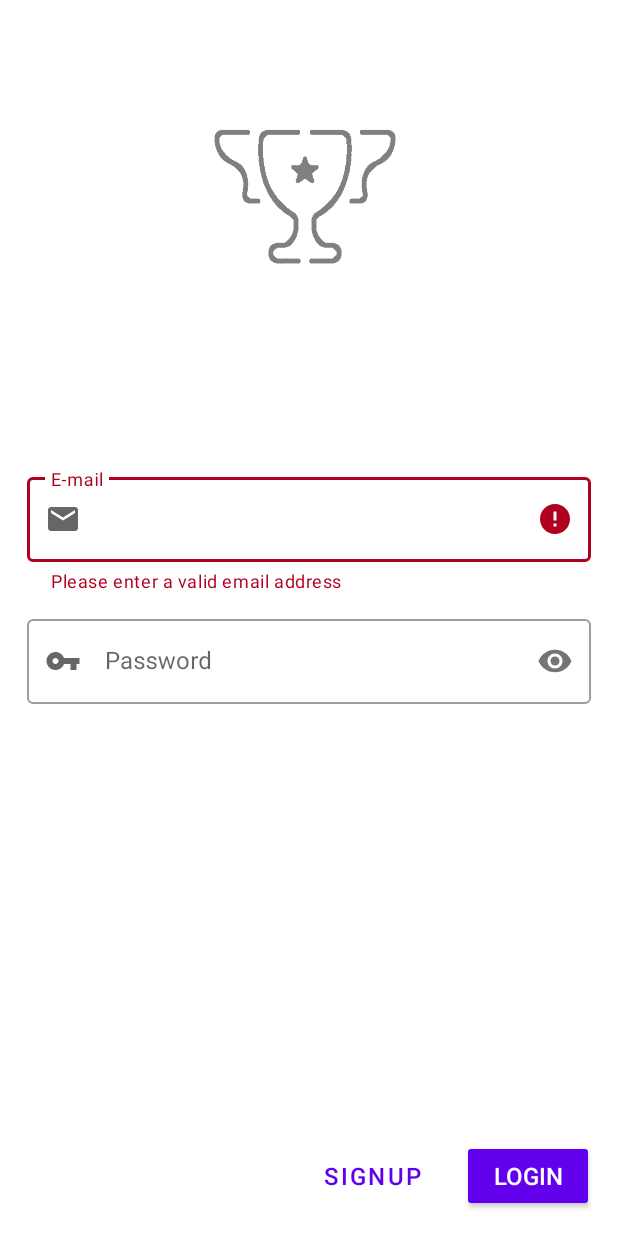
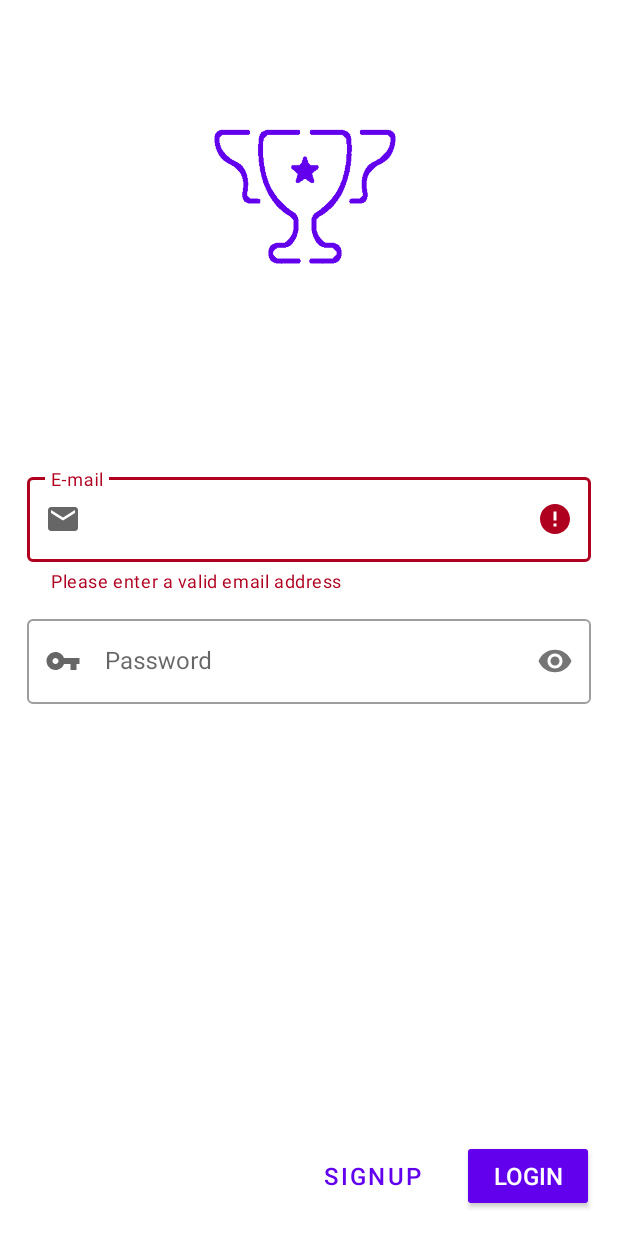
Before and after one commit to shah-codex/playoff-frontend, an Android app: the screen it shows after launch (MainActivity), on a phone screen of 412 x 824 dp. Run offline under Robolectric (Android 15) with nearby library versions, the phone set to English and light mode, and no system bars; our stand-ins replace data binding.

Commit message:
Playoff: Updated the fragment_login.xml to use the colorPrimary for the representation of the playoff logo.

```diff
--- a/app/src/main/res/layout/fragment_login.xml
+++ b/app/src/main/res/layout/fragment_login.xml
@@ -16,12 +16,13 @@
         <ImageView
                 android:layout_width="128dp"
                 android:layout_height="116dp" app:srcCompat="@drawable/playoff_logo" android:id="@+id/imageView"
-                app:layout_constraintStart_toStartOf="parent"
+                app:layout_constraintStart_toStartOf="parent" app:tint="@color/colorPrimary"
                 app:layout_constraintEnd_toEndOf="parent" app:layout_constraintTop_toTopOf="parent"
                 android:layout_marginTop="@dimen/margin_outside" app:layout_constraintHorizontal_bias="0.49"
                 android:layout_marginEnd="@dimen/margin_outside"
-                android:layout_marginStart="@dimen/margin_outside" app:layout_constraintBottom_toTopOf="@+id/email_textfield_layout"
-                app:layout_constraintVertical_bias="0.35000002" android:layout_marginBottom="@dimen/margin_inside" android:alpha="0.50"
+                android:layout_marginStart="@dimen/margin_outside"
+                app:layout_constraintBottom_toTopOf="@+id/email_textfield_layout"
+                app:layout_constraintVertical_bias="0.35000002" android:layout_marginBottom="@dimen/margin_inside"
                 android:visibility="visible"/>
         <com.google.android.material.textfield.TextInputLayout
                 android:id="@+id/email_textfield_layout"
```
